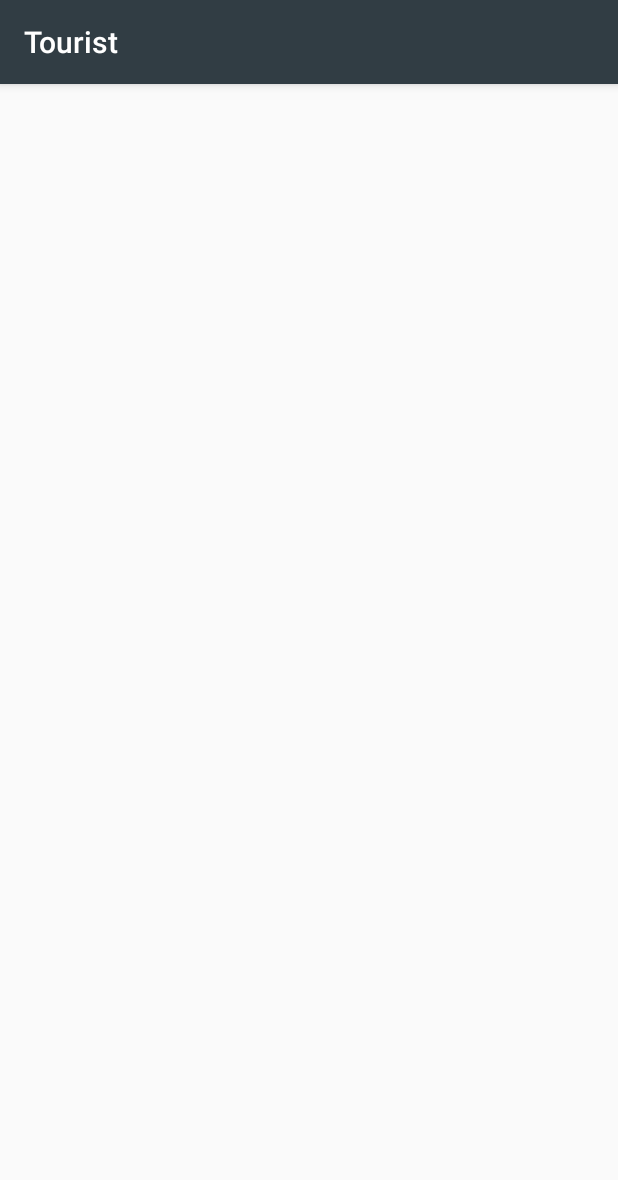
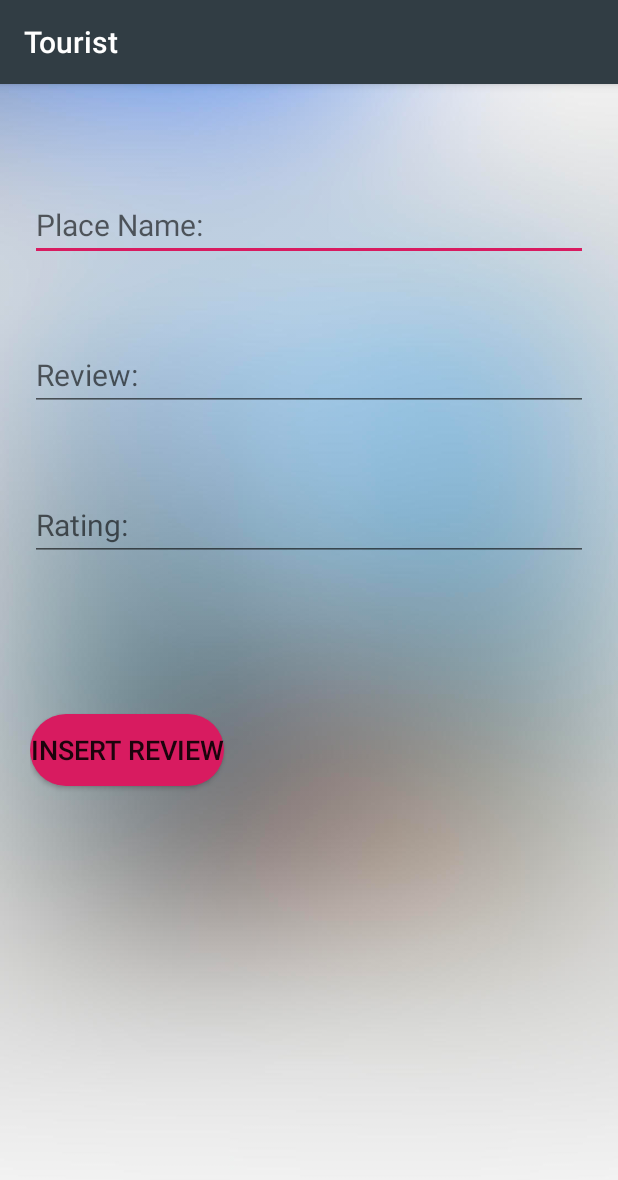
Before and after one commit to ShuvasRayamajhi/AndroidTouristApp, an Android app: the screen it shows after launch (review), on a phone screen of 412 x 824 dp. Shown: the top 1180 px of the screen. Run offline under Robolectric (Android 15) with nearby library versions, the phone set to English and light mode, and no system bars.

Commit message:
added design to insert review

```diff
--- a/app/src/main/java/com/rayamajs/cwapp/DatabaseHelper.java
+++ b/app/src/main/java/com/rayamajs/cwapp/DatabaseHelper.java
@@ -32,4 +32,6 @@ public class DatabaseHelper extends SQLiteOpenHelper {
         onCreate(sqLiteDatabase);
 
     }
+
+
 }
--- a/app/src/main/res/layout/activity_review.xml
+++ b/app/src/main/res/layout/activity_review.xml
@@ -1,9 +1,53 @@
 <?xml version="1.0" encoding="utf-8"?>
-<androidx.constraintlayout.widget.ConstraintLayout xmlns:android="http://schemas.android.com/apk/res/android"
+<RelativeLayout xmlns:android="http://schemas.android.com/apk/res/android"
     xmlns:app="http://schemas.android.com/apk/res-auto"
     xmlns:tools="http://schemas.android.com/tools"
     android:layout_width="match_parent"
+    android:padding="20dp"
+    android:background="@drawable/log_background"
     android:layout_height="match_parent"
     tools:context=".review">
 
-</androidx.constraintlayout.widget.ConstraintLayout>
+    <EditText
+        android:layout_width="match_parent"
+        android:layout_height="wrap_content"
+        android:id="@+id/editTexName"
+        android:layout_marginTop="50dp"
+        android:ems="10"
+        android:textSize="20sp"
+        android:inputType="text"
+        android:hint= "Place Name: "
+        />
+
+    <EditText
+        android:layout_width="match_parent"
+        android:layout_height="wrap_content"
+        android:id="@+id/editReview"
+        android:layout_marginTop="150dp"
+        android:ems="10"
+        android:textSize="20sp"
+        android:inputType="textLongMessage"
+        android:hint= "Review: "
+        />
+    <EditText
+        android:layout_width="match_parent"
+        android:layout_height="wrap_content"
+        android:id="@+id/editRating"
+        android:layout_marginTop="250dp"
+        android:ems="10"
+        android:textSize="20sp"
+        android:inputType="text"
+        android:hint= "Rating: "
+        />
+    <Button
+        android:layout_width="wrap_content"
+        android:layout_height="wrap_content"
+        android:id="@+id/btn_insert"
+        android:text="INSERT REVIEW"
+        android:layout_marginTop="400dp"
+        android:textSize="18sp"
+        android:background="@drawable/rounded_button"
+        />
+
+
+</RelativeLayout>
```
